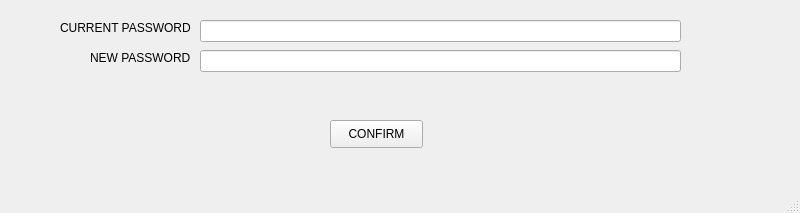
Above: AccountSettings.ui from Ghulam-Mustafa08291/DB-project before the change. Below: the same form after it.
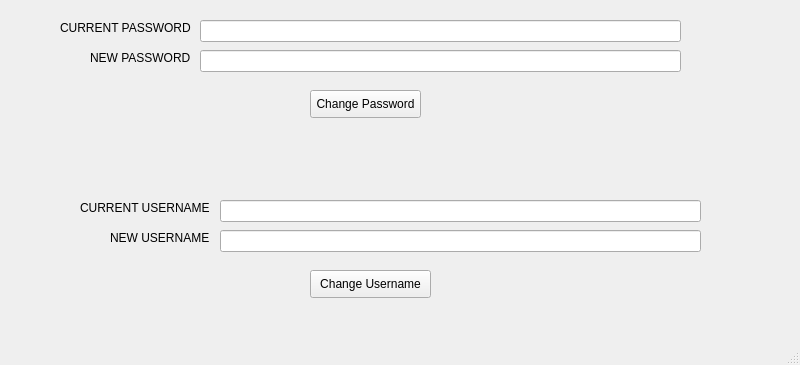
That is the form after the change.

Commit message: made slight changes to the Account settings ui

What changed in the file:
```diff
--- a/AccountSettings.ui
+++ b/AccountSettings.ui
@@ -7,7 +7,7 @@
     <x>0</x>
     <y>0</y>
     <width>800</width>
-    <height>213</height>
+    <height>365</height>
    </rect>
   </property>
   <property name="windowTitle">
@@ -66,14 +66,76 @@
    <widget class="QPushButton" name="pushButton">
     <property name="geometry">
      <rect>
-      <x>330</x>
-      <y>120</y>
-      <width>93</width>
+      <x>310</x>
+      <y>90</y>
+      <width>111</width>
       <height>28</height>
      </rect>
     </property>
     <property name="text">
-     <string>CONFIRM</string>
+     <string>Change Password</string>
+    </property>
+   </widget>
+   <widget class="QLineEdit" name="lineEdit_3">
+    <property name="geometry">
+     <rect>
+      <x>220</x>
+      <y>230</y>
+      <width>481</width>
+      <height>22</height>
+     </rect>
+    </property>
+    <property name="text">
+     <string/>
+    </property>
+   </widget>
+   <widget class="QLineEdit" name="lineEdit_4">
+    <property name="geometry">
+     <rect>
+      <x>220</x>
+      <y>200</y>
+      <width>481</width>
+      <height>22</height>
+     </rect>
+    </property>
+   </widget>
+   <widget class="QLabel" name="label_3">
+    <property name="geometry">
+     <rect>
+      <x>80</x>
+      <y>200</y>
+      <width>131</width>
+      <height>16</height>
+     </rect>
+    </property>
+    <property name="text">
+     <string>CURRENT USERNAME</string>
+    </property>
+   </widget>
+   <widget class="QLabel" name="label_4">
+    <property name="geometry">
+     <rect>
+      <x>110</x>
+      <y>230</y>
+      <width>101</width>
+      <height>16</height>
+     </rect>
+    </property>
+    <property name="text">
+     <string>NEW USERNAME</string>
+    </property>
+   </widget>
+   <widget class="QPushButton" name="pushButton_2">
+    <property name="geometry">
+     <rect>
+      <x>310</x>
+      <y>270</y>
+      <width>121</width>
+      <height>28</height>
+     </rect>
+    </property>
+    <property name="text">
+     <string>Change Username</string>
     </property>
    </widget>
   </widget>
```
The commit also changes 1 other file.
